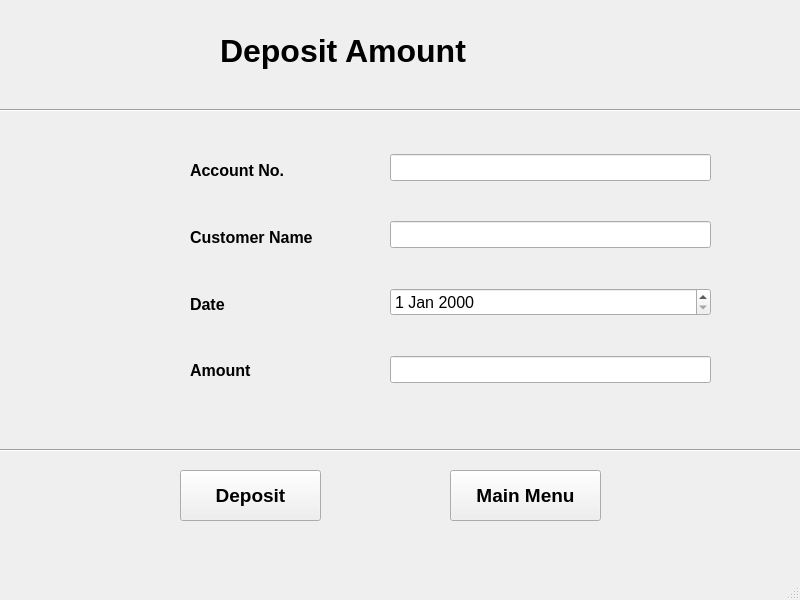
Old version of the form deposit.ui in the repository iamroHit12/BankMangement.
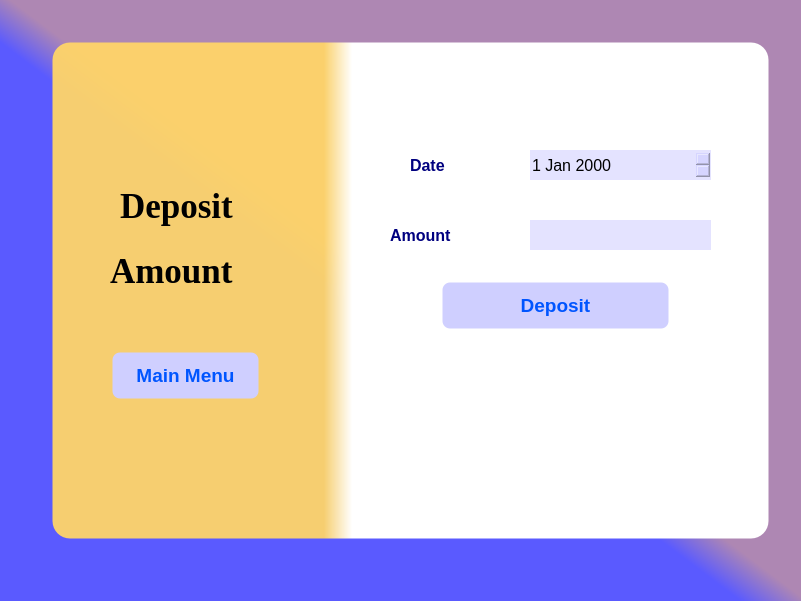
New version of the form.

```diff
--- a/deposit.ui
+++ b/deposit.ui
@@ -6,66 +6,98 @@
    <rect>
     <x>0</x>
     <y>0</y>
-    <width>800</width>
-    <height>600</height>
+    <width>801</width>
+    <height>601</height>
    </rect>
   </property>
   <property name="windowTitle">
    <string>MainWindow</string>
   </property>
+  <property name="styleSheet">
+   <string notr="true">background-color:qlineargradient(spread:pad, x1:0.433199, y1:0.506, x2:0.502, y2:0.437591, stop:0 rgba(90, 90, 255, 255), stop:0.606965 rgba(174, 135, 179, 255));</string>
+  </property>
   <widget class="QWidget" name="centralwidget">
-   <widget class="QLabel" name="label">
+   <widget class="QFrame" name="frame">
     <property name="geometry">
      <rect>
-      <x>220</x>
-      <y>0</y>
-      <width>341</width>
-      <height>101</height>
+      <x>50</x>
+      <y>40</y>
+      <width>721</width>
+      <height>501</height>
      </rect>
     </property>
+    <property name="styleSheet">
+     <string notr="true">border-width:5px;
+background-color: qlineargradient(spread:pad, x1:0.379124, y1:0.552, x2:0.418294, y2:0.552, stop:0 rgba(255, 213, 104, 241), stop:1 rgba(255, 255, 255, 255));
+border-style:solid;
+border-color:rgb(0,0,0,0);
+border-radius:20px;
+</string>
+    </property>
+    <property name="frameShape">
+     <enum>QFrame::StyledPanel</enum>
+    </property>
+    <property name="frameShadow">
+     <enum>QFrame::Raised</enum>
+    </property>
+    <widget class="QLabel" name="label_5">
+     <property name="geometry">
+      <rect>
+       <x>340</x>
+       <y>180</y>
+       <width>101</width>
+       <height>31</height>
+      </rect>
+     </property>
     <property name="font">
      <font>
-      <pointsize>24</pointsize>
+       <pointsize>12</pointsize>
       <weight>75</weight>
       <bold>true</bold>
      </font>
     </property>
+     <property name="styleSheet">
+      <string notr="true">border-radius:0px;
+border:none;
+background:rgb(0,0,0,0);
+color:rgb(0, 0, 127)</string>
+     </property>
     <property name="text">
-     <string>Deposit Amount</string>
-    </property>
-   </widget>
-   <widget class="Line" name="line">
+      <string>Amount</string>
+     </property>
+    </widget>
+    <widget class="QLabel" name="label_4">
     <property name="geometry">
      <rect>
-      <x>0</x>
-      <y>100</y>
-      <width>801</width>
-      <height>20</height>
-     </rect>
-    </property>
-    <property name="orientation">
-     <enum>Qt::Horizontal</enum>
-    </property>
-   </widget>
-   <widget class="Line" name="line_2">
-    <property name="geometry">
-     <rect>
-      <x>0</x>
-      <y>440</y>
-      <width>801</width>
-      <height>20</height>
-     </rect>
-    </property>
-    <property name="orientation">
-     <enum>Qt::Horizontal</enum>
+       <x>360</x>
+       <y>110</y>
+       <width>71</width>
+       <height>31</height>
+      </rect>
+     </property>
+     <property name="font">
+      <font>
+       <pointsize>12</pointsize>
+       <weight>75</weight>
+       <bold>true</bold>
+      </font>
+     </property>
+     <property name="styleSheet">
+      <string notr="true">border-radius:0px;
+border:none;
+background:rgb(0,0,0,0);
+color:rgb(0, 0, 127)</string>
+     </property>
+     <property name="text">
+      <string>Date</string>
     </property>
    </widget>
    <widget class="QPushButton" name="pushButton_deposit">
     <property name="geometry">
      <rect>
-      <x>180</x>
-      <y>470</y>
-      <width>141</width>
+       <x>390</x>
+       <y>240</y>
+       <width>231</width>
       <height>51</height>
      </rect>
     </property>
@@ -76,15 +108,39 @@
       <bold>true</bold>
      </font>
     </property>
+     <property name="styleSheet">
+      <string notr="true">background-color: rgb(207, 207, 255);
+color: rgb(0, 85, 255);
+border-radius:10px;</string>
+     </property>
     <property name="text">
      <string>Deposit</string>
     </property>
    </widget>
+    <widget class="QDateEdit" name="dateEdit">
+     <property name="geometry">
+      <rect>
+       <x>480</x>
+       <y>110</y>
+       <width>181</width>
+       <height>30</height>
+      </rect>
+     </property>
+     <property name="font">
+      <font>
+       <pointsize>12</pointsize>
+      </font>
+     </property>
+     <property name="styleSheet">
+      <string notr="true">background-color: rgb(201, 199, 255,0.5);
+border-width:0px;</string>
+     </property>
+    </widget>
    <widget class="QPushButton" name="pushButton_mainmenu">
     <property name="geometry">
      <rect>
-      <x>450</x>
-      <y>470</y>
+       <x>60</x>
+       <y>310</y>
       <width>151</width>
       <height>51</height>
      </rect>
@@ -96,125 +152,84 @@
       <bold>true</bold>
      </font>
     </property>
+     <property name="styleSheet">
+      <string notr="true">background-color: rgb(207, 207, 255);
+color: rgb(0, 85, 255);
+border-radius:10px;</string>
+     </property>
     <property name="text">
      <string>Main Menu</string>
     </property>
    </widget>
-   <widget class="QWidget" name="layoutWidget">
+    <widget class="QLineEdit" name="lineEdit_3">
     <property name="geometry">
      <rect>
-      <x>190</x>
+       <x>480</x>
+       <y>180</y>
+       <width>181</width>
+       <height>30</height>
+      </rect>
+     </property>
+     <property name="font">
+      <font>
+       <pointsize>12</pointsize>
+      </font>
+     </property>
+     <property name="styleSheet">
+      <string notr="true">background-color: rgb(201, 199, 255,0.5);
+border-width:0px;</string>
+     </property>
+    </widget>
+    <widget class="QLabel" name="label">
+     <property name="geometry">
+      <rect>
+       <x>70</x>
       <y>140</y>
       <width>181</width>
-      <height>261</height>
-     </rect>
-    </property>
-    <layout class="QVBoxLayout" name="verticalLayout">
-     <item>
+       <height>51</height>
+      </rect>
+     </property>
+     <property name="font">
+      <font>
+       <family>Times New Roman</family>
+       <pointsize>26</pointsize>
+       <weight>75</weight>
+       <bold>true</bold>
+      </font>
+     </property>
+     <property name="styleSheet">
+      <string notr="true">border-width:0px;
+background:rgb(0,0,0,0)</string>
+     </property>
+     <property name="text">
+      <string>Deposit</string>
+     </property>
+    </widget>
       <widget class="QLabel" name="label_2">
-       <property name="font">
-        <font>
-         <pointsize>12</pointsize>
-         <weight>75</weight>
-         <bold>true</bold>
-        </font>
-       </property>
-       <property name="text">
-        <string>Account No.</string>
-       </property>
-      </widget>
-     </item>
-     <item>
-      <widget class="QLabel" name="label_3">
-       <property name="font">
-        <font>
-         <pointsize>12</pointsize>
-         <weight>75</weight>
-         <bold>true</bold>
-        </font>
-       </property>
-       <property name="text">
-        <string>Customer Name</string>
-       </property>
-      </widget>
-     </item>
-     <item>
-      <widget class="QLabel" name="label_4">
-       <property name="font">
-        <font>
-         <pointsize>12</pointsize>
-         <weight>75</weight>
-         <bold>true</bold>
-        </font>
-       </property>
-       <property name="text">
-        <string>Date</string>
-       </property>
-      </widget>
-     </item>
-     <item>
-      <widget class="QLabel" name="label_5">
-       <property name="font">
-        <font>
-         <pointsize>12</pointsize>
-         <weight>75</weight>
-         <bold>true</bold>
-        </font>
-       </property>
-       <property name="text">
-        <string>Amount</string>
-       </property>
-      </widget>
-     </item>
-    </layout>
-   </widget>
-   <widget class="QWidget" name="layoutWidget">
     <property name="geometry">
      <rect>
-      <x>390</x>
-      <y>120</y>
-      <width>321</width>
-      <height>301</height>
-     </rect>
-    </property>
-    <layout class="QVBoxLayout" name="verticalLayout_2">
-     <item>
-      <widget class="QLineEdit" name="lineEdit">
+       <x>60</x>
+       <y>190</y>
+       <width>191</width>
+       <height>81</height>
+      </rect>
+     </property>
        <property name="font">
         <font>
-         <pointsize>12</pointsize>
-        </font>
-       </property>
-      </widget>
-     </item>
-     <item>
-      <widget class="QLineEdit" name="lineEdit_2">
-       <property name="font">
-        <font>
-         <pointsize>12</pointsize>
-        </font>
-       </property>
-      </widget>
-     </item>
-     <item>
-      <widget class="QDateEdit" name="dateEdit">
-       <property name="font">
-        <font>
-         <pointsize>12</pointsize>
-        </font>
-       </property>
-      </widget>
-     </item>
-     <item>
-      <widget class="QLineEdit" name="lineEdit_3">
-       <property name="font">
-        <font>
-         <pointsize>12</pointsize>
-        </font>
-       </property>
-      </widget>
-     </item>
-    </layout>
+       <family>Times New Roman</family>
+       <pointsize>26</pointsize>
+       <weight>75</weight>
+       <bold>true</bold>
+      </font>
+     </property>
+     <property name="styleSheet">
+      <string notr="true">border-width:0px;
+background:rgb(0,0,0,0)</string>
+     </property>
+     <property name="text">
+      <string>Amount</string>
+     </property>
+    </widget>
    </widget>
   </widget>
   <widget class="QMenuBar" name="menubar">
@@ -227,7 +242,6 @@
     </rect>
    </property>
   </widget>
-  <widget class="QStatusBar" name="statusbar"/>
  </widget>
  <resources/>
  <connections/>
```
Left out of the diff: 2 changed lines with no effect on the pictures. Lines whose indentation alone changed are shown as unchanged.
